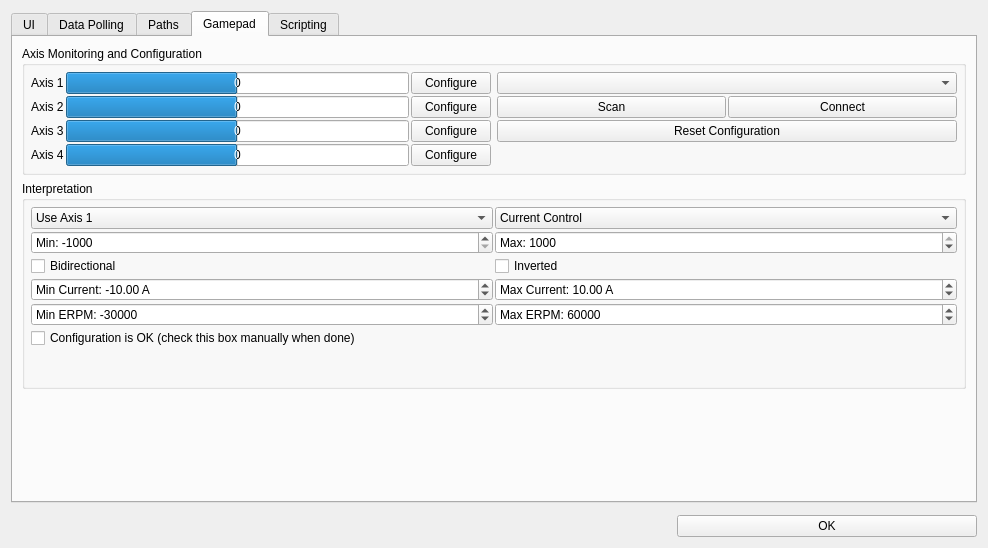
Old version of the form preferences.ui in the repository darwinbeing/vesc_tool.
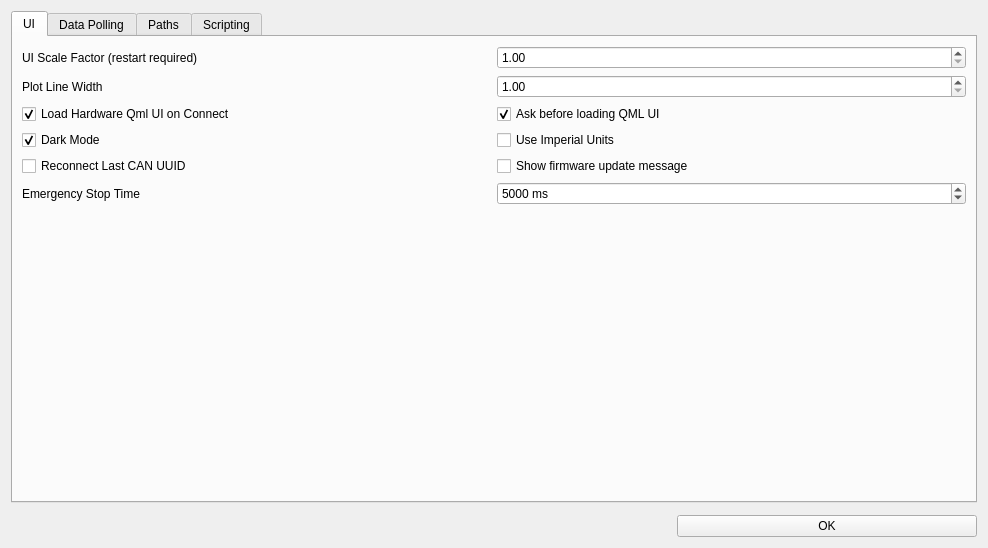
New version of the form. The open tabs and pages were chosen to show the change. Icons and pictures are not drawn. Custom widgets are drawn as their Qt base class.

Commit message: Drop gamepad support (removed in Qt6)

Patch:
```diff
--- a/preferences.ui
+++ b/preferences.ui
@@ -467,456 +467,6 @@
        </item>
       </layout>
      </widget>
-     <widget class="QWidget" name="tab_2">
-      <attribute name="title">
-       <string>Gamepad</string>
-      </attribute>
-      <layout class="QVBoxLayout" name="verticalLayout_4" stretch="0,0,1">
-       <item>
-        <widget class="QGroupBox" name="groupBox_2">
-         <property name="title">
-          <string>Axis Monitoring and Configuration</string>
-         </property>
-         <layout class="QHBoxLayout" name="horizontalLayout_2" stretch="1,1">
-          <property name="leftMargin">
-           <number>6</number>
-          </property>
-          <property name="topMargin">
-           <number>6</number>
-          </property>
-          <property name="rightMargin">
-           <number>6</number>
-          </property>
-          <property name="bottomMargin">
-           <number>6</number>
-          </property>
-          <item>
-           <layout class="QGridLayout" name="gridLayout">
-            <property name="spacing">
-             <number>2</number>
-            </property>
-            <item row="3" column="1">
-             <widget class="QProgressBar" name="jsAxis4Bar">
-              <property name="minimum">
-               <number>-1000</number>
-              </property>
-              <property name="maximum">
-               <number>1000</number>
-              </property>
-              <property name="value">
-               <number>0</number>
-              </property>
-              <property name="format">
-               <string>%v</string>
-              </property>
-             </widget>
-            </item>
-            <item row="0" column="1">
-             <widget class="QProgressBar" name="jsAxis1Bar">
-              <property name="minimum">
-               <number>-1000</number>
-              </property>
-              <property name="maximum">
-               <number>1000</number>
-              </property>
-              <property name="value">
-               <number>0</number>
-              </property>
-              <property name="format">
-               <string>%v</string>
-              </property>
-             </widget>
-            </item>
-            <item row="1" column="1">
-             <widget class="QProgressBar" name="jsAxis2Bar">
-              <property name="minimum">
-               <number>-1000</number>
-              </property>
-              <property name="maximum">
-               <number>1000</number>
-              </property>
-              <property name="value">
-               <number>0</number>
-              </property>
-              <property name="format">
-               <string>%v</string>
-              </property>
-             </widget>
-            </item>
-            <item row="0" column="0">
-             <widget class="QLabel" name="label_2">
-              <property name="text">
-               <string>Axis 1</string>
-              </property>
-             </widget>
-            </item>
-            <item row="1" column="0">
-             <widget class="QLabel" name="label_3">
-              <property name="text">
-               <string>Axis 2</string>
-              </property>
-             </widget>
-            </item>
-            <item row="3" column="0">
-             <widget class="QLabel" name="label_5">
-              <property name="text">
-               <string>Axis 4</string>
-              </property>
-             </widget>
-            </item>
-            <item row="2" column="1">
-             <widget class="QProgressBar" name="jsAxis3Bar">
-              <property name="minimum">
-               <number>-1000</number>
-              </property>
-              <property name="maximum">
-               <number>1000</number>
-              </property>
-              <property name="value">
-               <number>0</number>
-              </property>
-              <property name="format">
-               <string>%v</string>
-              </property>
-             </widget>
-            </item>
-            <item row="2" column="0">
-             <widget class="QLabel" name="label_4">
-              <property name="text">
-               <string>Axis 3</string>
-              </property>
-             </widget>
-            </item>
-            <item row="0" column="2">
-             <widget class="QPushButton" name="jsConf1Button">
-              <property name="text">
-               <string>Configure</string>
-              </property>
-              <property name="icon">
-               <iconset resource="res.qrc">
-                <normaloff>:/res/icons/Horizontal Settings Mixer-96.png</normaloff>:/res/icons/Horizontal Settings Mixer-96.png</iconset>
-              </property>
-             </widget>
-            </item>
-            <item row="1" column="2">
-             <widget class="QPushButton" name="jsConf2Button">
-              <property name="text">
-               <string>Configure</string>
-              </property>
-              <property name="icon">
-               <iconset resource="res.qrc">
-                <normaloff>:/res/icons/Horizontal Settings Mixer-96.png</normaloff>:/res/icons/Horizontal Settings Mixer-96.png</iconset>
-              </property>
-             </widget>
-            </item>
-            <item row="2" column="2">
-             <widget class="QPushButton" name="jsConf3Button">
-              <property name="text">
-               <string>Configure</string>
-              </property>
-              <property name="icon">
-               <iconset resource="res.qrc">
-                <normaloff>:/res/icons/Horizontal Settings Mixer-96.png</normaloff>:/res/icons/Horizontal Settings Mixer-96.png</iconset>
-              </property>
-             </widget>
-            </item>
-            <item row="3" column="2">
-             <widget class="QPushButton" name="jsConf4Button">
-              <property name="text">
-               <string>Configure</string>
-              </property>
-              <property name="icon">
-               <iconset resource="res.qrc">
-                <normaloff>:/res/icons/Horizontal Settings Mixer-96.png</normaloff>:/res/icons/Horizontal Settings Mixer-96.png</iconset>
-              </property>
-             </widget>
-            </item>
-           </layout>
-          </item>
-          <item>
-           <layout class="QGridLayout" name="gridLayout_2">
-            <property name="spacing">
-             <number>2</number>
-            </property>
-            <item row="1" column="1">
-             <widget class="QPushButton" name="jsConnectButton">
-              <property name="text">
-               <string>Connect</string>
-              </property>
-              <property name="icon">
-               <iconset resource="res.qrc">
-                <normaloff>:/res/icons/Connected-96.png</normaloff>:/res/icons/Connected-96.png</iconset>
-              </property>
-             </widget>
-            </item>
-            <item row="1" column="0">
-             <widget class="QPushButton" name="jsScanButton">
-              <property name="text">
-               <string>Scan</string>
-              </property>
-              <property name="icon">
-               <iconset resource="res.qrc">
-                <normaloff>:/res/icons/Refresh-96.png</normaloff>:/res/icons/Refresh-96.png</iconset>
-              </property>
-             </widget>
-            </item>
-            <item row="0" column="0" colspan="2">
-             <widget class="QComboBox" name="jsListBox"/>
-            </item>
-            <item row="3" column="1">
-             <spacer name="verticalSpacer_2">
-              <property name="orientation">
-               <enum>Qt::Orientation::Vertical</enum>
-              </property>
-              <property name="sizeHint" stdset="0">
-               <size>
-                <width>20</width>
-                <height>10</height>
-               </size>
-              </property>
-             </spacer>
-            </item>
-            <item row="2" column="0" colspan="2">
-             <widget class="QPushButton" name="jsResetConfigButton">
-              <property name="text">
-               <string>Reset Configuration</string>
-              </property>
-              <property name="icon">
-               <iconset resource="res.qrc">
-                <normaloff>:/res/icons/Restart-96.png</normaloff>:/res/icons/Restart-96.png</iconset>
-              </property>
-             </widget>
-            </item>
-           </layout>
-          </item>
-         </layout>
-        </widget>
-       </item>
-       <item>
-        <widget class="QGroupBox" name="groupBox">
-         <property name="title">
-          <string>Interpretation</string>
-         </property>
-         <layout class="QGridLayout" name="gridLayout_3">
-          <property name="leftMargin">
-           <number>6</number>
-          </property>
-          <property name="topMargin">
-           <number>6</number>
-          </property>
-          <property name="rightMargin">
-           <number>6</number>
-          </property>
-          <property name="bottomMargin">
-           <number>6</number>
-          </property>
-          <property name="spacing">
-           <number>2</number>
-          </property>
-          <item row="3" column="1">
-           <widget class="QDoubleSpinBox" name="jsCurrentMaxBox">
-            <property name="prefix">
-             <string>Max Current: </string>
-            </property>
-            <property name="suffix">
-             <string> A</string>
-            </property>
-            <property name="maximum">
-             <double>1000.000000000000000</double>
-            </property>
-            <property name="value">
-             <double>10.000000000000000</double>
-            </property>
-           </widget>
-          </item>
-          <item row="4" column="1">
-           <widget class="QDoubleSpinBox" name="jsErpmMaxBox">
-            <property name="prefix">
-             <string>Max ERPM: </string>
-            </property>
-            <property name="decimals">
-             <number>0</number>
-            </property>
-            <property name="maximum">
-             <double>300000.000000000000000</double>
-            </property>
-            <property name="value">
-             <double>60000.000000000000000</double>
-            </property>
-           </widget>
-          </item>
-          <item row="2" column="0">
-           <widget class="QCheckBox" name="jsBidirectionalBox">
-            <property name="text">
-             <string>Bidirectional</string>
-            </property>
-           </widget>
-          </item>
-          <item row="0" column="1">
-           <widget class="QComboBox" name="jsControlTypeBox">
-            <item>
-             <property name="text">
-              <string>Current Control</string>
-             </property>
-            </item>
-            <item>
-             <property name="text">
-              <string>Current Control Brake</string>
-             </property>
-            </item>
-            <item>
-             <property name="text">
-              <string>Duty Control</string>
-             </property>
-            </item>
-            <item>
-             <property name="text">
-              <string>Speed Control</string>
-             </property>
-            </item>
-            <item>
-             <property name="text">
-              <string>Position Control</string>
-             </property>
-            </item>
-           </widget>
-          </item>
-          <item row="4" column="0">
-           <widget class="QDoubleSpinBox" name="jsErpmMinBox">
-            <property name="prefix">
-             <string>Min ERPM: </string>
-            </property>
-            <property name="decimals">
-             <number>0</number>
-            </property>
-            <property name="minimum">
-             <double>-300000.000000000000000</double>
-            </property>
-            <property name="maximum">
-             <double>0.000000000000000</double>
-            </property>
-            <property name="value">
-             <double>-30000.000000000000000</double>
-            </property>
-           </widget>
-          </item>
-          <item row="3" column="0">
-           <widget class="QDoubleSpinBox" name="jsCurrentMinBox">
-            <property name="prefix">
-             <string>Min Current: </string>
-            </property>
-            <property name="suffix">
-             <string> A</string>
-            </property>
-            <property name="minimum">
-             <double>-1000.000000000000000</double>
-            </property>
-            <property name="maximum">
-             <double>0.000000000000000</double>
-            </property>
-            <property name="value">
-             <double>-10.000000000000000</double>
-            </property>
-           </widget>
-          </item>
-          <item row="2" column="1">
-           <widget class="QCheckBox" name="jsInvertedBox">
-            <property name="text">
-             <string>Inverted</string>
-            </property>
-           </widget>
-          </item>
-          <item row="5" column="0">
-           <widget class="QCheckBox" name="jsConfigOkBox">
-            <property name="text">
-             <string>Configuration is OK (check this box manually when done)</string>
-            </property>
-           </widget>
-          </item>
-          <item row="1" column="1">
-           <widget class="QSpinBox" name="jsMaxBox">
-            <property name="prefix">
-             <string>Max: </string>
-            </property>
-            <property name="minimum">
-             <number>-1000</number>
-            </property>
-            <property name="maximum">
-             <number>1000</number>
-            </property>
-            <property name="value">
-             <number>1000</number>
-            </property>
-           </widget>
-          </item>
-          <item row="1" column="0">
-           <widget class="QSpinBox" name="jsMinBox">
-            <property name="prefix">
-             <string>Min: </string>
-            </property>
-            <property name="minimum">
-             <number>-1000</number>
-            </property>
-            <property name="maximum">
-             <number>1000</number>
-            </property>
-            <property name="value">
-             <number>-1000</number>
-            </property>
-           </widget>
-          </item>
-          <item row="6" column="0" colspan="2">
-           <widget class="DisplayBar" name="jsDisp" native="true">
-            <property name="minimumSize">
-             <size>
-              <width>0</width>
-              <height>30</height>
-             </size>
-            </property>
-           </widget>
-          </item>
-          <item row="0" column="0">
-           <widget class="QComboBox" name="jseAxisBox">
-            <item>
-             <property name="text">
-              <string>Use Axis 1</string>
-             </property>
-            </item>
-            <item>
-             <property name="text">
-              <string>Use Axis 2</string>
-             </property>
-            </item>
-            <item>
-             <property name="text">
-              <string>Use Axis 3</string>
-             </property>
-            </item>
-            <item>
-             <property name="text">
-              <string>Use Axis 4</string>
-             </property>
-            </item>
-           </widget>
-          </item>
-         </layout>
-        </widget>
-       </item>
-       <item>
-        <spacer name="verticalSpacer_3">
-         <property name="orientation">
-          <enum>Qt::Orientation::Vertical</enum>
-         </property>
-         <property name="sizeHint" stdset="0">
-          <size>
-           <width>5</width>
-           <height>5</height>
-          </size>
-         </property>
-        </spacer>
-       </item>
-      </layout>
-     </widget>
      <widget class="QWidget" name="tab_5">
       <attribute name="title">
        <string>Scripting</string>
```
The commit also changes 5 other files.
